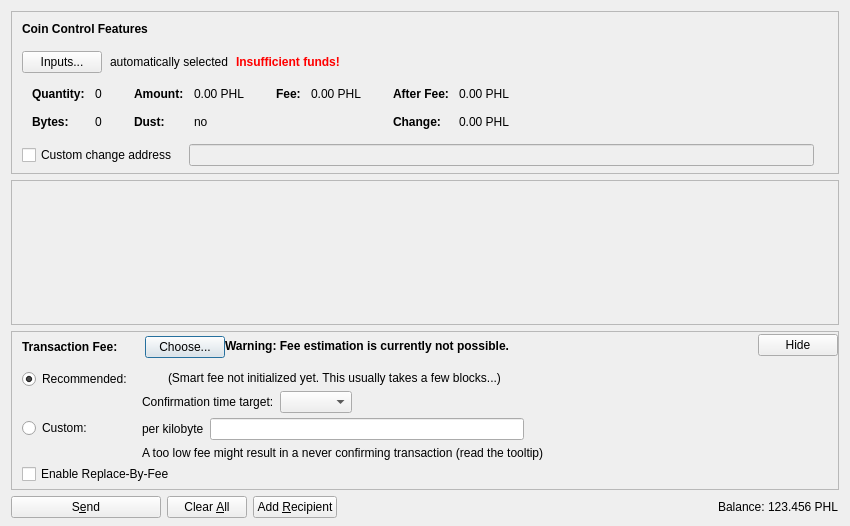
First picture: the form in src/qt/forms/sendcoinsdialog.ui, repository VeriBlock/pop-phl, before the edit.
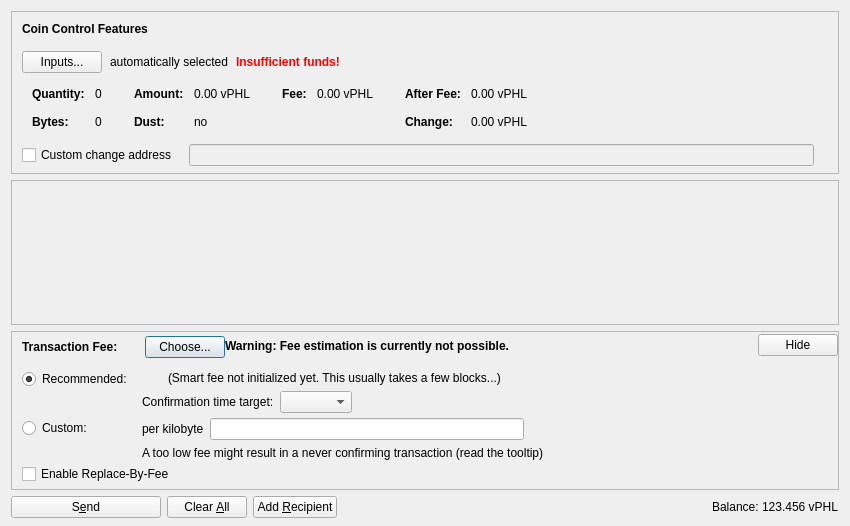
Second picture: the form after the edit. Icons and pictures are not drawn. Custom widgets are drawn as their Qt base class.

```diff
--- a/src/qt/forms/sendcoinsdialog.ui
+++ b/src/qt/forms/sendcoinsdialog.ui
@@ -324,7 +324,7 @@
                   <enum>Qt::ActionsContextMenu</enum>
                  </property>
                  <property name="text">
-                  <string notr="true">0.00 PHL</string>
+                  <string notr="true">0.00 vPHL</string>
                  </property>
                  <property name="textInteractionFlags">
                   <set>Qt::LinksAccessibleByMouse|Qt::TextSelectableByKeyboard|Qt::TextSelectableByMouse</set>
@@ -404,7 +404,7 @@
                   <enum>Qt::ActionsContextMenu</enum>
                  </property>
                  <property name="text">
-                  <string notr="true">0.00 PHL</string>
+                  <string notr="true">0.00 vPHL</string>
                  </property>
                  <property name="textInteractionFlags">
                   <set>Qt::LinksAccessibleByMouse|Qt::TextSelectableByKeyboard|Qt::TextSelectableByMouse</set>
@@ -455,7 +455,7 @@
                   <enum>Qt::ActionsContextMenu</enum>
                  </property>
                  <property name="text">
-                  <string notr="true">0.00 PHL</string>
+                  <string notr="true">0.00 vPHL</string>
                  </property>
                  <property name="textInteractionFlags">
                   <set>Qt::LinksAccessibleByMouse|Qt::TextSelectableByKeyboard|Qt::TextSelectableByMouse</set>
@@ -484,7 +484,7 @@
                   <enum>Qt::ActionsContextMenu</enum>
                  </property>
                  <property name="text">
-                  <string notr="true">0.00 PHL</string>
+                  <string notr="true">0.00 vPHL</string>
                  </property>
                  <property name="textInteractionFlags">
                   <set>Qt::LinksAccessibleByMouse|Qt::TextSelectableByKeyboard|Qt::TextSelectableByMouse</set>
@@ -1214,7 +1214,7 @@
           <cursorShape>IBeamCursor</cursorShape>
          </property>
          <property name="text">
-          <string notr="true">123.456 PHL</string>
+          <string notr="true">123.456 vPHL</string>
          </property>
          <property name="textInteractionFlags">
           <set>Qt::LinksAccessibleByMouse|Qt::TextSelectableByKeyboard|Qt::TextSelectableByMouse</set>
```
Left out of the diff: 4 changed lines with no effect on the pictures.
